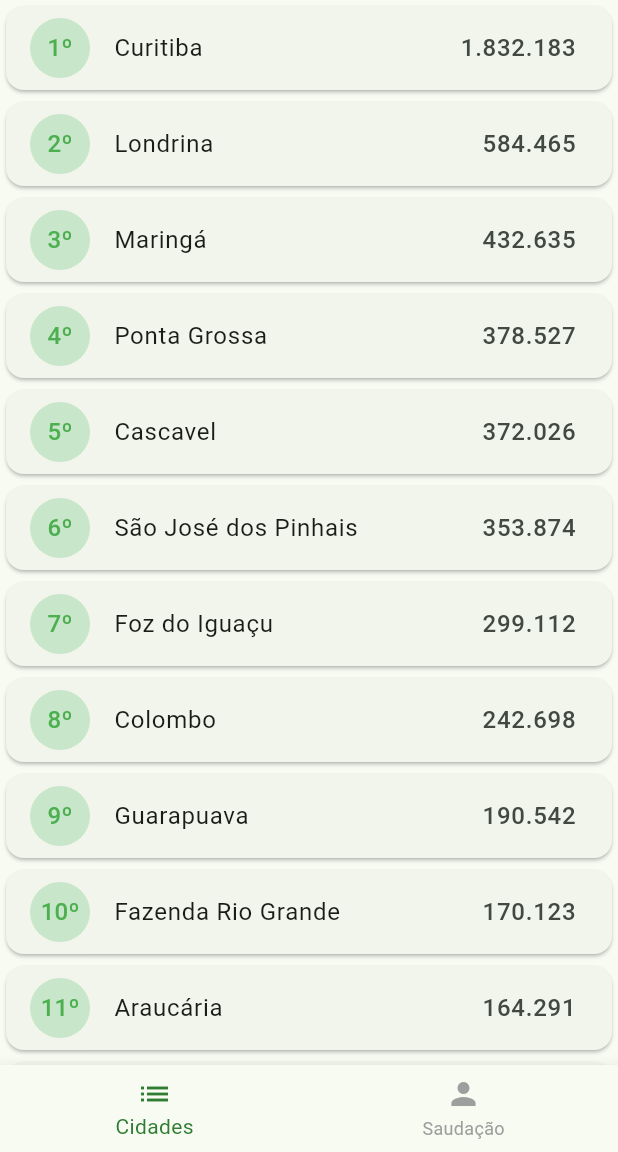
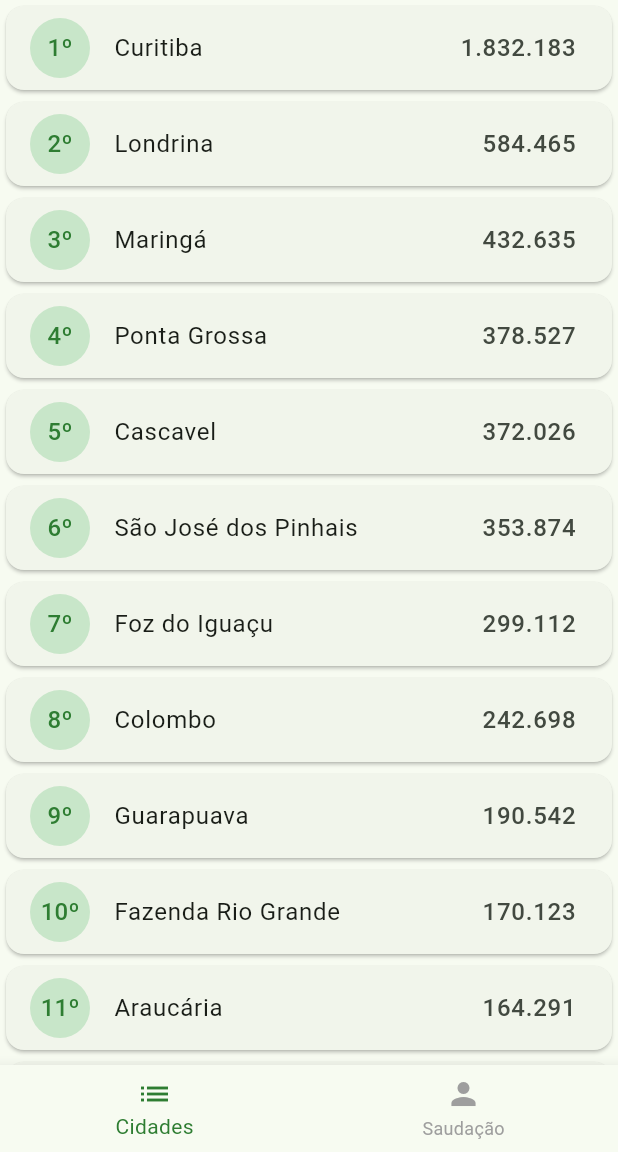
Before and after one commit to Leonardo-marques-moreira/apo_desenvolvimento_mobile, a Flutter app: the screen it shows after launch, on a phone screen of 412 x 824 dp, the part 84-1236 px from its top. Run offline on Flutter 3.47's test engine with Material 3 defaults, Android fonts, the phone set to English and light mode, and no system bars.

Commit message:
style: ajusta cor das posicoes da lista conforme o Figma

```diff
--- a/lib/cidades_page.dart
+++ b/lib/cidades_page.dart
@@ -11,7 +11,7 @@ class CidadesPage extends StatelessWidget {
           child: ListTile(
             leading: CircleAvatar(
               backgroundColor: Color(0xFFC8E6C9),
-              foregroundColor: Colors.green,
+              foregroundColor: Color(0xFF2E7D32),
               child: Text('1º'),
             ),
             title: Text('Curitiba'),
@@ -23,7 +23,7 @@ class CidadesPage extends StatelessWidget {
           child: ListTile(
             leading: CircleAvatar(
               backgroundColor: Color(0xFFC8E6C9),
-              foregroundColor: Colors.green,
+              foregroundColor: Color(0xFF2E7D32),
               child: Text('2º'),
             ),
             title: Text('Londrina'),
@@ -35,7 +35,7 @@ class CidadesPage extends StatelessWidget {
           child: ListTile(
             leading: CircleAvatar(
               backgroundColor: Color(0xFFC8E6C9),
-              foregroundColor: Colors.green,
+              foregroundColor: Color(0xFF2E7D32),
               child: Text('3º'),
             ),
             title: Text('Maringá'),
@@ -47,7 +47,7 @@ class CidadesPage extends StatelessWidget {
           child: ListTile(
             leading: CircleAvatar(
               backgroundColor: Color(0xFFC8E6C9),
-              foregroundColor: Colors.green,
+              foregroundColor: Color(0xFF2E7D32),
               child: Text('4º'),
             ),
             title: Text('Ponta Grossa'),
@@ -59,7 +59,7 @@ class CidadesPage extends StatelessWidget {
           child: ListTile(
             leading: CircleAvatar(
               backgroundColor: Color(0xFFC8E6C9),
-              foregroundColor: Colors.green,
+              foregroundColor: Color(0xFF2E7D32),
               child: Text('5º'),
             ),
             title: Text('Cascavel'),
@@ -71,7 +71,7 @@ class CidadesPage extends StatelessWidget {
           child: ListTile(
             leading: CircleAvatar(
               backgroundColor: Color(0xFFC8E6C9),
-              foregroundColor: Colors.green,
+              foregroundColor: Color(0xFF2E7D32),
               child: Text('6º'),
             ),
             title: Text('São José dos Pinhais'),
@@ -83,7 +83,7 @@ class CidadesPage extends StatelessWidget {
           child: ListTile(
             leading: CircleAvatar(
               backgroundColor: Color(0xFFC8E6C9),
-              foregroundColor: Colors.green,
+              foregroundColor: Color(0xFF2E7D32),
               child: Text('7º'),
             ),
             title: Text('Foz do Iguaçu'),
@@ -95,7 +95,7 @@ class CidadesPage extends StatelessWidget {
           child: ListTile(
             leading: CircleAvatar(
               backgroundColor: Color(0xFFC8E6C9),
-              foregroundColor: Colors.green,
+              foregroundColor: Color(0xFF2E7D32),
               child: Text('8º'),
             ),
             title: Text('Colombo'),
@@ -107,7 +107,7 @@ class CidadesPage extends StatelessWidget {
           child: ListTile(
             leading: CircleAvatar(
               backgroundColor: Color(0xFFC8E6C9),
-              foregroundColor: Colors.green,
+              foregroundColor: Color(0xFF2E7D32),
               child: Text('9º'),
             ),
             title: Text('Guarapuava'),
@@ -119,7 +119,7 @@ class CidadesPage extends StatelessWidget {
           child: ListTile(
             leading: CircleAvatar(
               backgroundColor: Color(0xFFC8E6C9),
-              foregroundColor: Colors.green,
+              foregroundColor: Color(0xFF2E7D32),
               child: Text('10º'),
             ),
             title: Text('Fazenda Rio Grande'),
@@ -131,7 +131,7 @@ class CidadesPage extends StatelessWidget {
           child: ListTile(
             leading: CircleAvatar(
               backgroundColor: Color(0xFFC8E6C9),
-              foregroundColor: Colors.green,
+              foregroundColor: Color(0xFF2E7D32),
               child: Text('11º'),
             ),
             title: Text('Araucária'),
@@ -143,7 +143,7 @@ class CidadesPage extends StatelessWidget {
           child: ListTile(
             leading: CircleAvatar(
               backgroundColor: Color(0xFFC8E6C9),
-              foregroundColor: Colors.green,
+              foregroundColor: Color(0xFF2E7D32),
               child: Text('12º'),
             ),
             title: Text('Toledo'),
@@ -155,7 +155,7 @@ class CidadesPage extends StatelessWidget {
           child: ListTile(
             leading: CircleAvatar(
               backgroundColor: Color(0xFFC8E6C9),
-              foregroundColor: Colors.green,
+              foregroundColor: Color(0xFF2E7D32),
               child: Text('13º'),
             ),
             title: Text('Paranaguá'),
@@ -167,7 +167,7 @@ class CidadesPage extends StatelessWidget {
           child: ListTile(
             leading: CircleAvatar(
               backgroundColor: Color(0xFFC8E6C9),
-              foregroundColor: Colors.green,
+              foregroundColor: Color(0xFF2E7D32),
               child: Text('14º'),
             ),
             title: Text('Campo Largo'),
@@ -179,7 +179,7 @@ class CidadesPage extends StatelessWidget {
           child: ListTile(
             leading: CircleAvatar(
               backgroundColor: Color(0xFFC8E6C9),
-              foregroundColor: Colors.green,
+              foregroundColor: Color(0xFF2E7D32),
               child: Text('15º'),
             ),
             title: Text('Apucarana'),
@@ -191,7 +191,7 @@ class CidadesPage extends StatelessWidget {
           child: ListTile(
             leading: CircleAvatar(
               backgroundColor: Color(0xFFC8E6C9),
-              foregroundColor: Colors.green,
+              foregroundColor: Color(0xFF2E7D32),
               child: Text('16º'),
             ),
             title: Text('Pinhais'),
@@ -203,7 +203,7 @@ class CidadesPage extends StatelessWidget {
           child: ListTile(
             leading: CircleAvatar(
               backgroundColor: Color(0xFFC8E6C9),
-              foregroundColor: Colors.green,
+              foregroundColor: Color(0xFF2E7D32),
               child: Text('17º'),
             ),
             title: Text('Sarandi'),
@@ -215,7 +215,7 @@ class CidadesPage extends StatelessWidget {
           child: ListTile(
             leading: CircleAvatar(
               backgroundColor: Color(0xFFC8E6C9),
-              foregroundColor: Colors.green,
+              foregroundColor: Color(0xFF2E7D32),
               child: Text('18º'),
             ),
             title: Text('Piraquara'),
@@ -227,7 +227,7 @@ class CidadesPage extends StatelessWidget {
           child: ListTile(
             leading: CircleAvatar(
               backgroundColor: Color(0xFFC8E6C9),
-              foregroundColor: Colors.green,
+              foregroundColor: Color(0xFF2E7D32),
               child: Text('19º'),
             ),
             title: Text('Almirante Tamandaré'),
@@ -239,7 +239,7 @@ class CidadesPage extends StatelessWidget {
           child: ListTile(
             leading: CircleAvatar(
               backgroundColor: Color(0xFFC8E6C9),
-              foregroundColor: Colors.green,
+              foregroundColor: Color(0xFF2E7D32),
               child: Text('20º'),
             ),
             title: Text('Arapongas'),
@@ -251,7 +251,7 @@ class CidadesPage extends StatelessWidget {
           child: ListTile(
             leading: CircleAvatar(
               backgroundColor: Color(0xFFC8E6C9),
-              foregroundColor: Colors.green,
+              foregroundColor: Color(0xFF2E7D32),
               child: Text('21º'),
             ),
             title: Text('Umuarama'),
```
